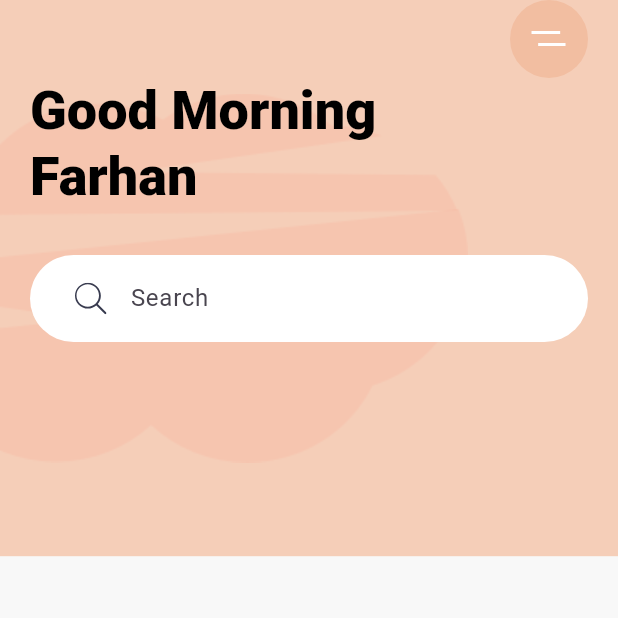
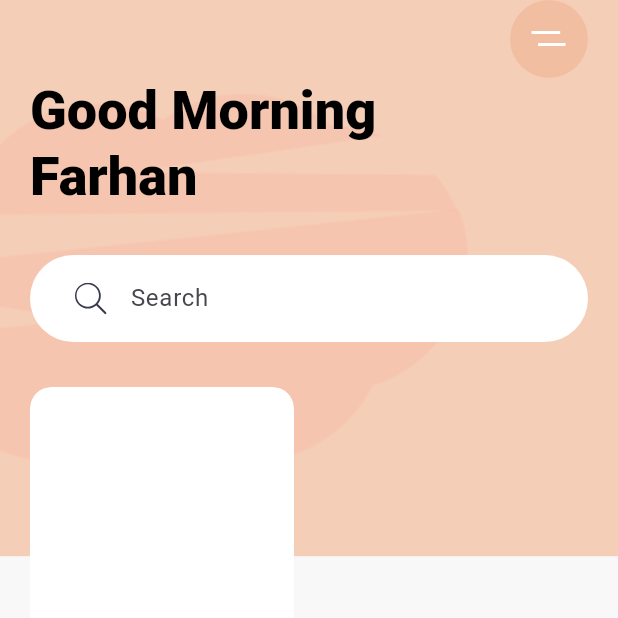
Before and after one commit to FarhaN400/Exersice_App, a Flutter app: the screen it shows after launch, on a phone screen of 412 x 824 dp, the top half of it. Run offline on Flutter 3.47's test engine with Material 3 defaults, Android fonts, the phone set to English and light mode, and no system bars; our stand-ins replace flutter_svg.

Commit message:
Update code

```diff
--- a/lib/main.dart
+++ b/lib/main.dart
@@ -1,4 +1,5 @@
 import 'package:exercise_app/constants.dart';
+import 'package:exercise_app/widget/category_card.dart';
 import 'package:flutter/material.dart';
 import 'package:flutter_svg/flutter_svg.dart';
 
@@ -15,15 +16,16 @@ class MyApp extends StatelessWidget {
       theme: ThemeData(
         fontFamily: "Cairo",
         scaffoldBackgroundColor: kBackgroundColor,
-        textTheme: Theme.of(context).textTheme.apply(displayColor: kBackgroundColor),
+        textTheme: Theme.of(
+          context,
+        ).textTheme.apply(displayColor: kBackgroundColor),
       ),
       home: HomeScreen(),
     );
   }
 }
 
-class HomeScreen extends StatelessWidget{
-
+class HomeScreen extends StatelessWidget {
   @override
   Widget build(BuildContext context) {
     var size = MediaQuery.of(context).size;
@@ -34,8 +36,10 @@ class HomeScreen extends StatelessWidget{
             height: size.height * .45,
             decoration: BoxDecoration(
               color: Color(0xFFF5CEB8),
-                image: DecorationImage(image: AssetImage("assets/images/undraw_pilates_gpdb.png"),
-                    alignment: AlignmentGeometry.centerLeft),
+              image: DecorationImage(
+                image: AssetImage("assets/images/undraw_pilates_gpdb.png"),
+                alignment: AlignmentGeometry.centerLeft,
+              ),
             ),
           ),
           SafeArea(
@@ -59,14 +63,20 @@ class HomeScreen extends StatelessWidget{
                   ),
                   Text(
                     "Good Morning \nFarhan",
-                      style: Theme.of(context).textTheme.displaySmall!.copyWith(fontWeight: FontWeight.w900,color: Colors.black),
+                    style: Theme.of(context).textTheme.displaySmall!.copyWith(
+                      fontWeight: FontWeight.w900,
+                      color: Colors.black,
+                    ),
                   ),
                   Container(
                     margin: const EdgeInsets.symmetric(vertical: 30),
-                      padding: const EdgeInsets.symmetric(horizontal: 30,vertical: 5),
+                    padding: const EdgeInsets.symmetric(
+                      horizontal: 30,
+                      vertical: 5,
+                    ),
                     decoration: BoxDecoration(
                       color: Colors.white,
-                        borderRadius: BorderRadius.circular(49.5)
+                      borderRadius: BorderRadius.circular(49.5),
                     ),
                     child: TextField(
                       decoration: InputDecoration(
@@ -75,14 +85,26 @@ class HomeScreen extends StatelessWidget{
                         border: InputBorder.none,
                       ),
                     ),
+                  ),
+                  Expanded(
+                    child: GridView.count(
+                      crossAxisCount: 2,
+                      childAspectRatio: .85,
+                      crossAxisSpacing: 20,
+                      mainAxisSpacing: 20,
+                      children: [
+                        CategoryCard(
+
                         )
+                      ],
+                    ),
+                  ),
                 ],
               ),
             ),
           ),
         ],
-        )
+      ),
     );
   }
-
 }
--- /dev/null
+++ b/lib/widget/category_card.dart
@@ -0,0 +1,51 @@
+import 'package:exercise_app/constants.dart';
+import 'package:flutter/cupertino.dart';
+import 'package:flutter/material.dart';
+import 'package:flutter_svg/flutter_svg.dart';
+
+class CategoryCard extends StatelessWidget{
+  final String? svgSrc;
+  final String? title;
+  final Function? press;
+  const CategoryCard({
+    Key? key,
+    this.svgSrc,
+    this.title,
+    this.press,
+  }) : super(key: key);
+  @override
+  Widget build(BuildContext context) {
+    return ClipRRect(
+      borderRadius: BorderRadius.circular(14),
+      child: Container(
+        decoration: BoxDecoration(
+          color: Colors.white,
+          borderRadius: BorderRadius.circular(14),
+          boxShadow: [
+            BoxShadow(
+              offset: Offset(0, 17),
+              blurRadius: 17,
+              spreadRadius: -23,
+              color: kShadowColor,
+            )
+          ],
+        ),
+        child: Material(
+          color: Colors.transparent,
+          child: InkWell(
+            onTap: (){},
+            child: Padding(
+              padding: const EdgeInsets.all(20.0),
+              child: Column(
+                children: [
+
+                ],
+              ),
+            ),
+          ),
+        ),
+      ),
+    );
+  }
+
+}
```
Also changed, not shown: ui.png (added). Lines whose indentation alone changed are shown as unchanged.
